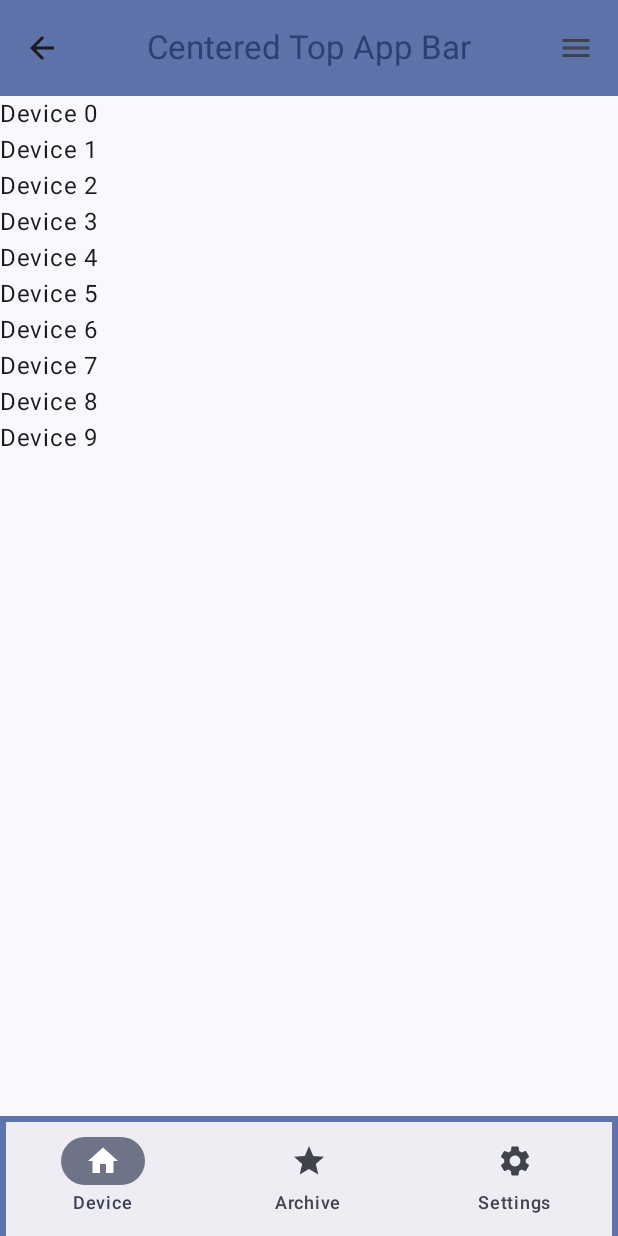
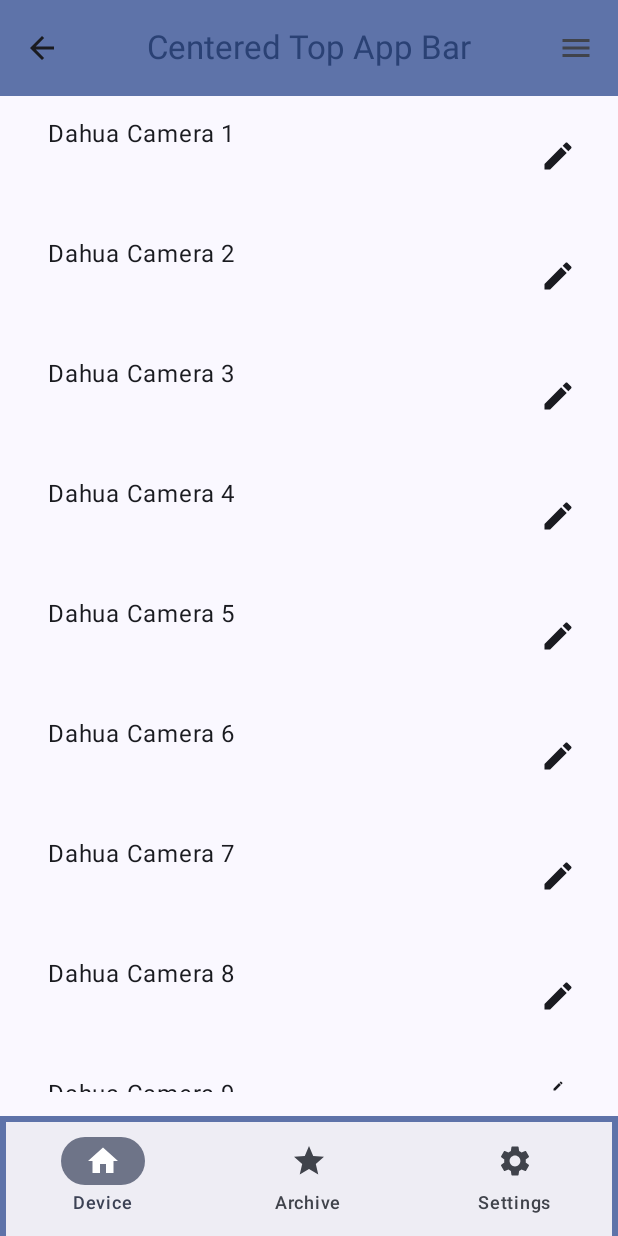
Before and after one commit to HermanDevEscobat/VisionHCompose, an Android app built with Jetpack Compose: the screen it shows after launch (MainActivity), on a phone screen of 412 x 824 dp. Run offline under Robolectric (Android 15) with nearby library versions, the phone set to English and light mode, and no system bars; pictures from the network do not load.

Commit message:
create listDevice

```diff
--- /dev/null
+++ b/app/src/main/java/com/example/visionhcompose/class_data/DahuaDevice.kt
@@ -0,0 +1,24 @@
+package com.example.visionhcompose.class_data
+
+data class DahuaDevice(
+    val name: String,
+    val model: String,
+    val serialNumber: String,
+    val imageUrl: String // Предполагается, что изображение устройства загружается по URL
+) {
+    // Дополнительные свойства и методы могут быть добавлены в зависимости от потребностей
+
+    // Метод для отображения подробной информации об устройстве
+    fun displayDeviceInfo() {
+        println("Device Name: $name")
+        println("Model: $model")
+        println("Serial Number: $serialNumber")
+        // Дополнительные поля, если они есть
+    }
+
+    // Пример метода для обновления изображения устройства
+//    fun updateDeviceImage(newImageUrl: String) {
+//        imageUrl = newImageUrl
+//        println("Device image updated")
+//    }
+}
--- a/app/src/main/java/com/example/visionhcompose/screen/DeviceScreen.kt
+++ b/app/src/main/java/com/example/visionhcompose/screen/DeviceScreen.kt
@@ -1,9 +1,20 @@
 package com.example.visionhcompose.screen
 
+import androidx.compose.foundation.Image
+import androidx.compose.foundation.border
+import androidx.compose.foundation.clickable
 import androidx.compose.foundation.layout.Column
+import androidx.compose.foundation.layout.Row
+import androidx.compose.foundation.layout.Spacer
+import androidx.compose.foundation.layout.padding
+import androidx.compose.foundation.layout.size
+import androidx.compose.foundation.layout.width
+import androidx.compose.foundation.shape.RoundedCornerShape
 import androidx.compose.material.icons.Icons
 import androidx.compose.material.icons.filled.ArrowBack
+import androidx.compose.material.icons.filled.Edit
 import androidx.compose.material.icons.filled.Menu
+import androidx.compose.material.icons.filled.MoreVert
 import androidx.compose.material3.CenterAlignedTopAppBar
 import androidx.compose.material3.ExperimentalMaterial3Api
 import androidx.compose.material3.Icon
@@ -13,13 +24,19 @@ import androidx.compose.material3.Text
 import androidx.compose.material3.TopAppBarDefaults
 import androidx.compose.material3.rememberTopAppBarState
 import androidx.compose.runtime.Composable
+import androidx.compose.ui.Modifier
+import androidx.compose.ui.draw.clip
+import androidx.compose.ui.layout.ContentScale
+import androidx.compose.ui.semantics.Role.Companion.Image
 import androidx.compose.ui.text.style.TextOverflow
+import androidx.compose.ui.unit.dp
+import com.example.visionhcompose.class_data.DahuaDevice
 
 @OptIn(ExperimentalMaterial3Api::class)
 @Composable
 fun DeviceScreen() {
     val scrollBehavior = TopAppBarDefaults.pinnedScrollBehavior(rememberTopAppBarState())
-    val devices = List(10) { "Device $it" }
+    val deviceList = createDummyDahuaDeviceList()
     Column {
         CenterAlignedTopAppBar(
             colors = TopAppBarDefaults.topAppBarColors(
@@ -51,8 +68,61 @@ fun DeviceScreen() {
             },
             scrollBehavior = scrollBehavior,
         )
-        devices.forEach { device ->
-            Text(device)
+        deviceList.forEach { device ->
+            CustomListItem(title = device.name) {
+
+            }
         }
     }
 }
+
+fun createDummyDahuaDeviceList(): List<DahuaDevice> {
+    val deviceList = mutableListOf<DahuaDevice>()
+    repeat(10) { index ->
+        val device = DahuaDevice(
+            name = "Dahua Camera ${index + 1}",
+            model = "IPC-HDW1234",
+            serialNumber = "123456789-${index + 1}",
+            imageUrl = "https://example.com/device-${index + 1}.jpg"
+        )
+        deviceList.add(device)
+    }
+    return deviceList
+}
+
+@Composable
+fun CustomListItem(
+    title: String,
+    imageUrl: String = "null",
+    onEditClick: () -> Unit
+) {
+    Row(
+        modifier = Modifier
+            .padding(16.dp)
+            .clickable { /* действие при клике на элемент списка */ }
+    ) {
+        // Отображение изображения
+//        Image(
+//            painter = rememberImagePainter(imageUrl),
+//            contentDescription = "Image",
+//            modifier = Modifier
+//                .size(64.dp)
+//                .clip(shape = RoundedCornerShape(8.dp))
+//                .border(1.dp, MaterialTheme.colors.onSurface, shape = RoundedCornerShape(8.dp)),
+//            contentScale = ContentScale.Crop
+//        )
+
+        // Отображение заголовка
+        Spacer(modifier = Modifier.width(16.dp))
+        Text(
+            text = title,
+            style = MaterialTheme.typography.bodyLarge
+        )
+
+        // Кнопка для редактирования
+        Spacer(modifier = Modifier.weight(1f))
+        IconButton(onClick = onEditClick) {
+            Icon(Icons.Default.Edit, contentDescription = "Edit")
+        }
+    }
+}
```
